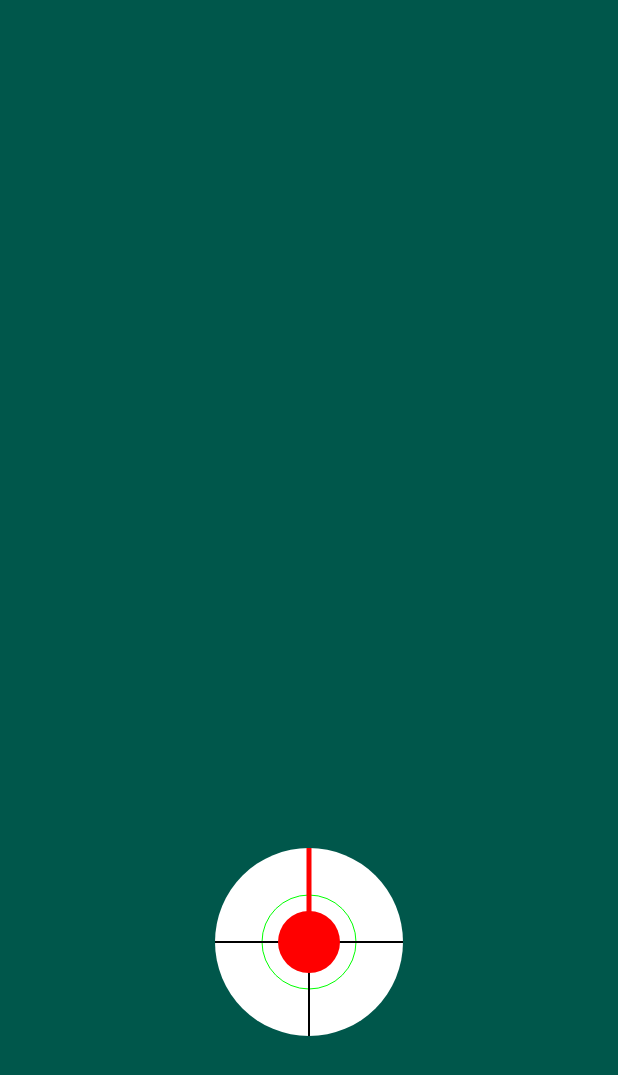
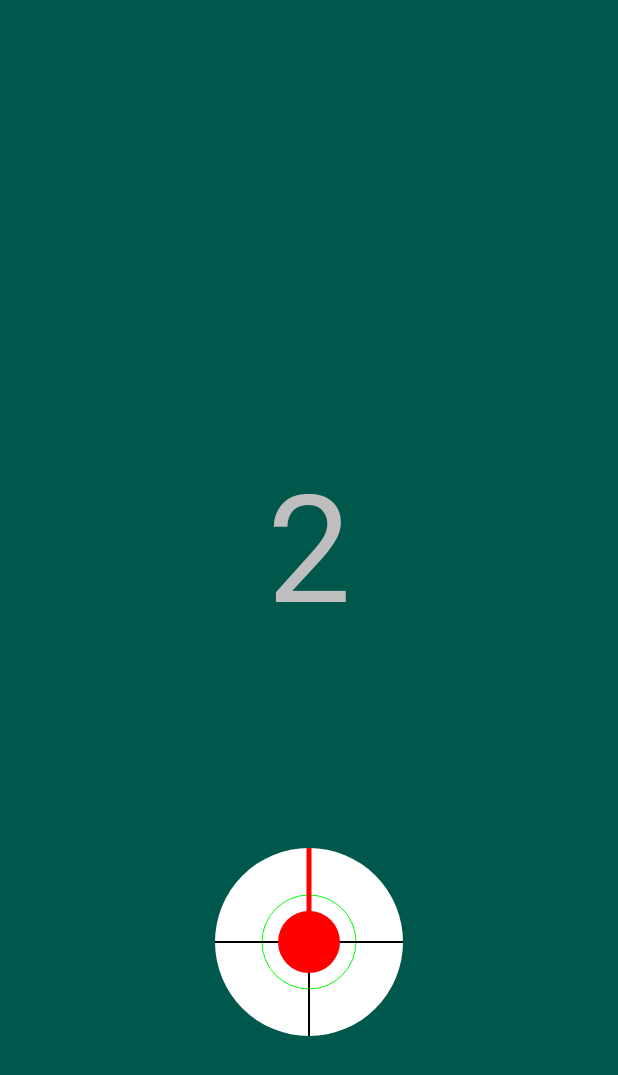
Before and after one commit to angryskull/gameproject1, an Android app: the GameActivity screen opened directly, with no data from a screen before it, on a phone screen of 412 x 824 dp. Shown: the top 1075 px of the screen. Run offline under Robolectric (Android 15) with nearby library versions, the phone set to English and light mode, and no system bars.

Commit message:
은노돌진
- CountDownTimer 로 게임 시작 전 3초 타이머
- 조이스틱으로 텍스트뷰 "은노" 조종

```diff
--- a/GameProject1/app/src/main/java/com/example/gameproject1/GameActivity.java
+++ b/GameProject1/app/src/main/java/com/example/gameproject1/GameActivity.java
@@ -5,12 +5,16 @@ import androidx.appcompat.app.AppCompatActivity;
 import android.graphics.Bitmap;
 import android.graphics.Canvas;
 import android.os.Bundle;
+import android.os.CountDownTimer;
 import android.view.View;
 import android.widget.TextView;
 
 import com.zerokol.views.joystickView.JoystickView;
 
 public class GameActivity extends AppCompatActivity{
+    private TextView mText;
+    private int timervalue = 3;
+    private TextView mUserCharacter;
     private TextView angleTextView;
     private TextView powerTextView;
     private TextView directionTextView;
@@ -35,6 +39,25 @@ public class GameActivity extends AppCompatActivity{
     protected void onCreate(Bundle savedInstanceState) {
         super.onCreate(savedInstanceState);
         setContentView(R.layout.activity_game);
+        mText=(TextView)findViewById(R.id.TextView1);
+        mUserCharacter=(TextView)findViewById(R.id.UserCharacter);
+
+        new CountDownTimer(4 * 1000, 1000){
+
+            @Override
+            public void onTick(long millisUntilFinished) { // 총 시간과 주기
+                mText.setText(String.valueOf(timervalue--));
+                if(timervalue == -1) {
+                    mText.setVisibility(View.INVISIBLE);
+                    mUserCharacter.setVisibility(View.VISIBLE);
+                }
+            }
+
+            @Override
+            public void onFinish() {
+
+            }
+        }.start();  // 타이머 시작
 //        angleTextView = (TextView) findViewById(R.id.angleTextView);
 //        powerTextView = (TextView) findViewById(R.id.powerTextView);
 //        directionTextView = (TextView) findViewById(R.id.directionTextView);
@@ -43,36 +66,51 @@ public class GameActivity extends AppCompatActivity{
         //Event listener that always returns the variation of the angle in degrees, motion power in percentage and direction of movement
         joystick.setOnJoystickMoveListener(new JoystickView.OnJoystickMoveListener() {
 
-
             @Override
             public void onValueChanged(int angle, int power, int direction) {
                 // TODO Auto-generated method stub
-//                angleTextView.setText(" " + String.valueOf(angle) + "°");
-//                powerTextView.setText(" " + String.valueOf(power) + "%");
+                //                angleTextView.setText(" " + String.valueOf(angle) + "°");
+                //                powerTextView.setText(" " + String.valueOf(power) + "%");
                 switch (direction) {
                     case JoystickView.FRONT:
                         //directionTextView.setText(R.string.front_lab);
+                        mUserCharacter.setX(mUserCharacter.getX());
+                        mUserCharacter.setY(mUserCharacter.getY() - 10);
                         break;
                     case JoystickView.FRONT_RIGHT:
                         //directionTextView.setText(R.string.front_right_lab);
+                        mUserCharacter.setX(mUserCharacter.getX() - 8);
+                        mUserCharacter.setY(mUserCharacter.getY() - 8);
                         break;
                     case JoystickView.RIGHT:
                         //directionTextView.setText(R.string.right_lab);
+                        mUserCharacter.setX(mUserCharacter.getX() - 10);
+                        mUserCharacter.setY(mUserCharacter.getY());
                         break;
                     case JoystickView.RIGHT_BOTTOM:
                         //directionTextView.setText(R.string.right_bottom_lab);
+                        mUserCharacter.setX(mUserCharacter.getX() - 8);
+                        mUserCharacter.setY(mUserCharacter.getY() + 8);
                         break;
                     case JoystickView.BOTTOM:
                         //directionTextView.setText(R.string.bottom_lab);
+                        mUserCharacter.setX(mUserCharacter.getX());
+                        mUserCharacter.setY(mUserCharacter.getY() + 10);
                         break;
                     case JoystickView.BOTTOM_LEFT:
                         //directionTextView.setText(R.string.bottom_left_lab);
+                        mUserCharacter.setX(mUserCharacter.getX() + 8);
+                        mUserCharacter.setY(mUserCharacter.getY() + 8);
                         break;
                     case JoystickView.LEFT:
                         //directionTextView.setText(R.string.left_lab);
+                        mUserCharacter.setX(mUserCharacter.getX() + 10);
+                        mUserCharacter.setY(mUserCharacter.getY());
                         break;
                     case JoystickView.LEFT_FRONT:
                         //directionTextView.setText(R.string.left_front_lab);
+                        mUserCharacter.setX(mUserCharacter.getX() + 8);
+                        mUserCharacter.setY(mUserCharacter.getY() - 8);
                         break;
                     default:
                         //directionTextView.setText(R.string.center_lab);
--- a/GameProject1/app/src/main/res/layout/activity_game.xml
+++ b/GameProject1/app/src/main/res/layout/activity_game.xml
@@ -19,4 +19,32 @@
         app:layout_constraintStart_toStartOf="parent"
         app:layout_constraintTop_toTopOf="parent" />
 
+    <TextView
+        android:id="@+id/TextView1"
+        android:layout_width="wrap_content"
+        android:layout_height="wrap_content"
+        android:text="3"
+        android:textSize="100sp"
+        android:layout_marginBottom="100dp"
+        app:layout_constraintBottom_toBottomOf="parent"
+        app:layout_constraintEnd_toEndOf="parent"
+        app:layout_constraintStart_toStartOf="parent"
+        app:layout_constraintTop_toTopOf="parent"/>
+
+    <TextView
+        android:id="@+id/UserCharacter"
+        android:layout_width="wrap_content"
+        android:layout_height="wrap_content"
+        android:text="은노"
+        android:textSize="40sp"
+        android:layout_marginBottom="100dp"
+        app:layout_constraintBottom_toBottomOf="parent"
+        app:layout_constraintEnd_toEndOf="parent"
+        app:layout_constraintStart_toStartOf="parent"
+        app:layout_constraintTop_toTopOf="parent"
+        android:visibility="invisible"/>
+
+
+
+
 </androidx.constraintlayout.widget.ConstraintLayout>
```
Also changed, not shown: 11 other files.
